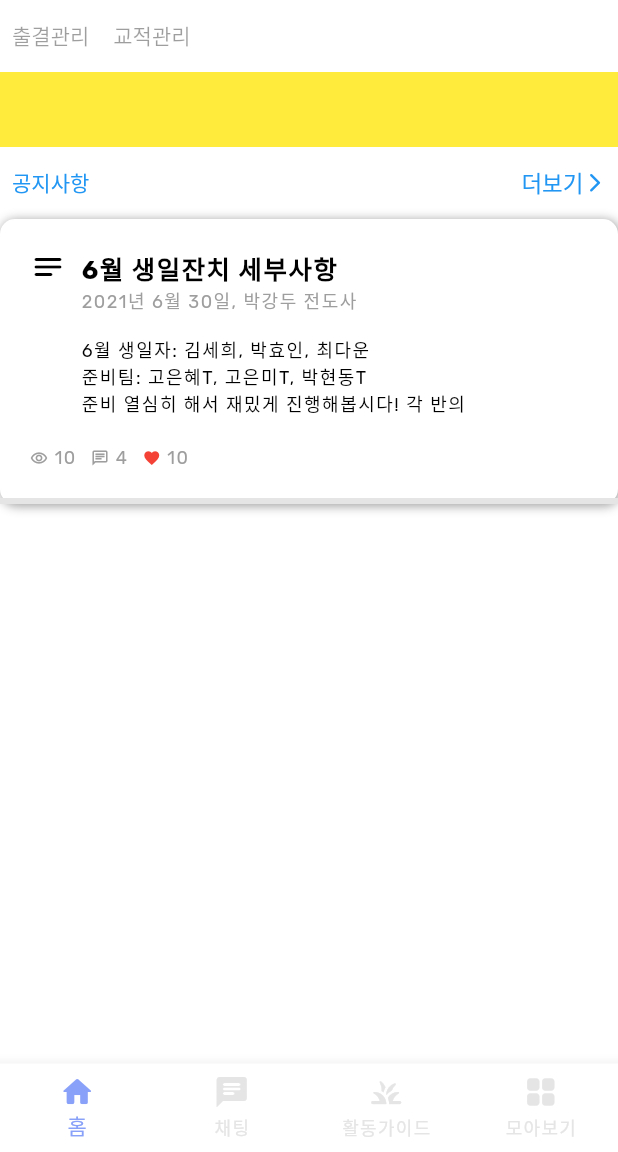
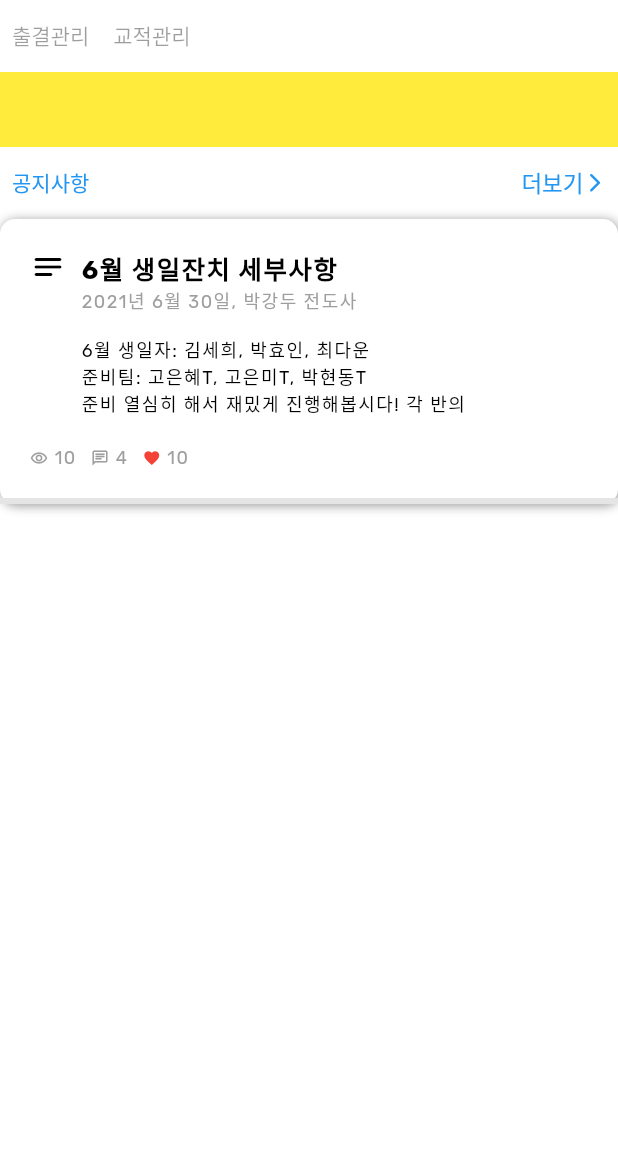
Before and after one commit to alexcho617/do-it-church, a Flutter app: the HomeRoute screen opened directly, on a phone screen of 412 x 824 dp, the part 84-1236 px from its top. Run offline on Flutter 3.47's test engine with Material 2 defaults, Android fonts, the phone set to English and light mode, and no system bars; our stand-ins replace cloud_firestore, firebase_auth, firebase_core; accounts and stored records are empty.

```diff
--- a/lib/screens/home.dart
+++ b/lib/screens/home.dart
@@ -236,36 +236,6 @@ class _HomeRouteState extends State<HomeRoute> {
           ],
         ),
       ),
-      bottomNavigationBar: BottomNavigationBar(
-        type: BottomNavigationBarType.fixed,
-        backgroundColor: Colors.white,
-        items: const <BottomNavigationBarItem>[
-          BottomNavigationBarItem(
-            icon: Icon(Icons.home_rounded),
-            label: '홈',
-          ),
-          BottomNavigationBarItem(
-            icon: Icon(Icons.chat_rounded),
-            label: '채팅',
-          ),
-          BottomNavigationBarItem(
-            icon: Icon(Icons.grass_rounded),
-            label: '활동가이드',
-          ),
-          BottomNavigationBarItem(
-            icon: Icon(Icons.grid_view_rounded),
-            label: '모아보기',
-          ),
-        ],
-        currentIndex: screenIndex,
-        selectedItemColor: Color(0xff89A1F8),
-        unselectedItemColor: Color(0xffE5E5E5),
-        onTap: (value) {
-          setState(() {
-            screenIndex = value;
-          });
-        },
-      ),
     );
   }
 }
--- a/lib/screens/login.dart
+++ b/lib/screens/login.dart
@@ -1,5 +1,5 @@
+import 'package:do_it_church/screens/landing_route.dart';
 import 'package:flutter/material.dart';
-import 'package:do_it_church/components/loginWidget.dart';
 import 'package:do_it_church/constants.dart';
 import 'package:do_it_church/screens/register.dart';
 import 'package:do_it_church/screens/find_id.dart';
@@ -41,7 +41,7 @@ class _LoginRouteState extends State<LoginRoute> {
       });
       if (authCredential.user != null) {
         Navigator.push(
-            context, MaterialPageRoute(builder: (context) => HomeRoute()));
+            context, MaterialPageRoute(builder: (context) => LandingRoute()));
       }
     } on Exception catch (e) {
       print(e);
```
Also changed, not shown: lib/components/loginWidget.dart (deleted, +0 -94 lines).
